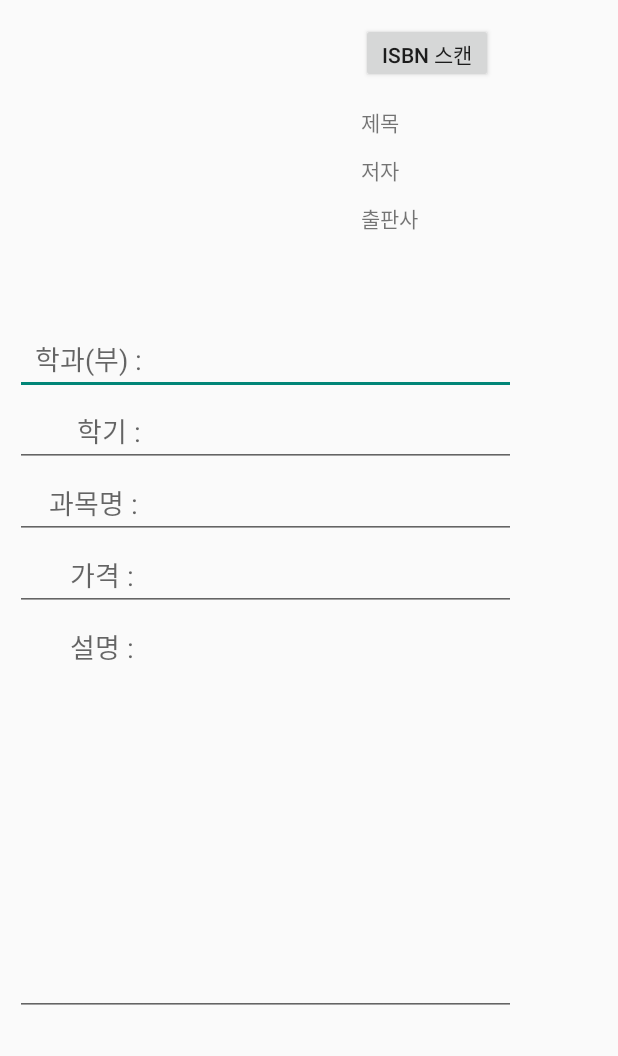
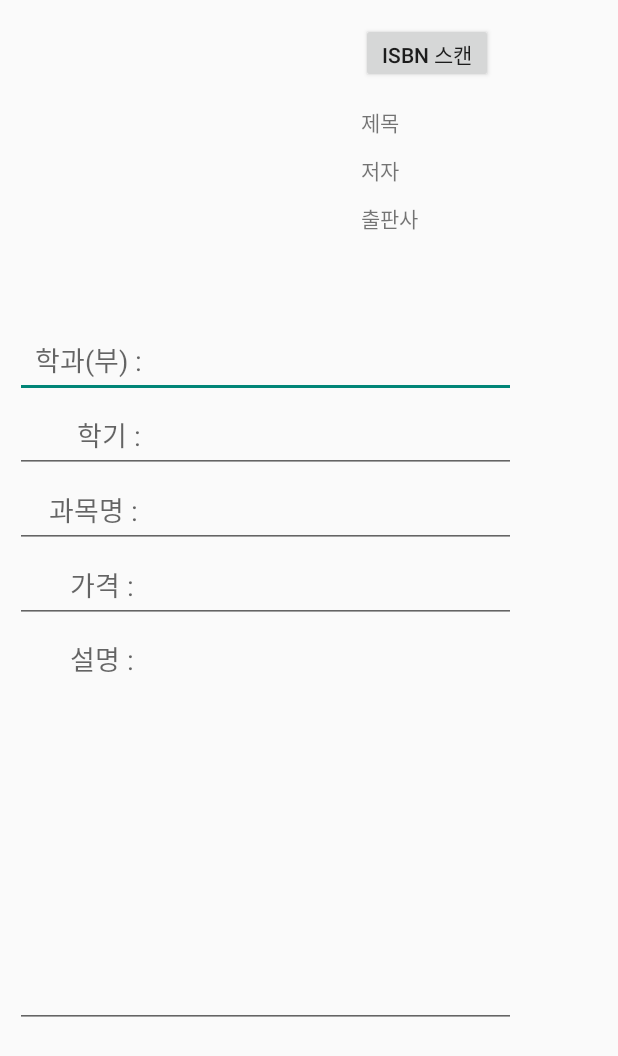
Before and after one commit to SSU-tudy/server, an Android app: the UploadBookFormat screen opened directly, with no data from a screen before it, on a phone screen of 412 x 824 dp. Shown: the top 1056 px of the screen. Run offline under Robolectric (Android 15) with nearby library versions, the phone set to English and light mode, and no system bars; pictures from the network do not load.

```diff
--- a/app/src/main/res/layout/activity_upload_book_format.xml
+++ b/app/src/main/res/layout/activity_upload_book_format.xml
@@ -89,20 +89,20 @@
         <EditText
 
             android:layout_width="match_parent"
-            android:layout_height="wrap_content"
+            android:layout_height="50dp"
             android:hint="  학과(부) :"
             />
         <EditText
             android:layout_width="match_parent"
-            android:layout_height="wrap_content"
+            android:layout_height="50dp"
             android:hint="        학기 :"/>
         <EditText
             android:layout_width="match_parent"
-            android:layout_height="wrap_content"
+            android:layout_height="50dp"
             android:hint="    과목명 :"/>
         <EditText
             android:layout_width="match_parent"
-            android:layout_height="wrap_content"
+            android:layout_height="50dp"
             android:hint="       가격 :"/>
 
         <EditText
```
